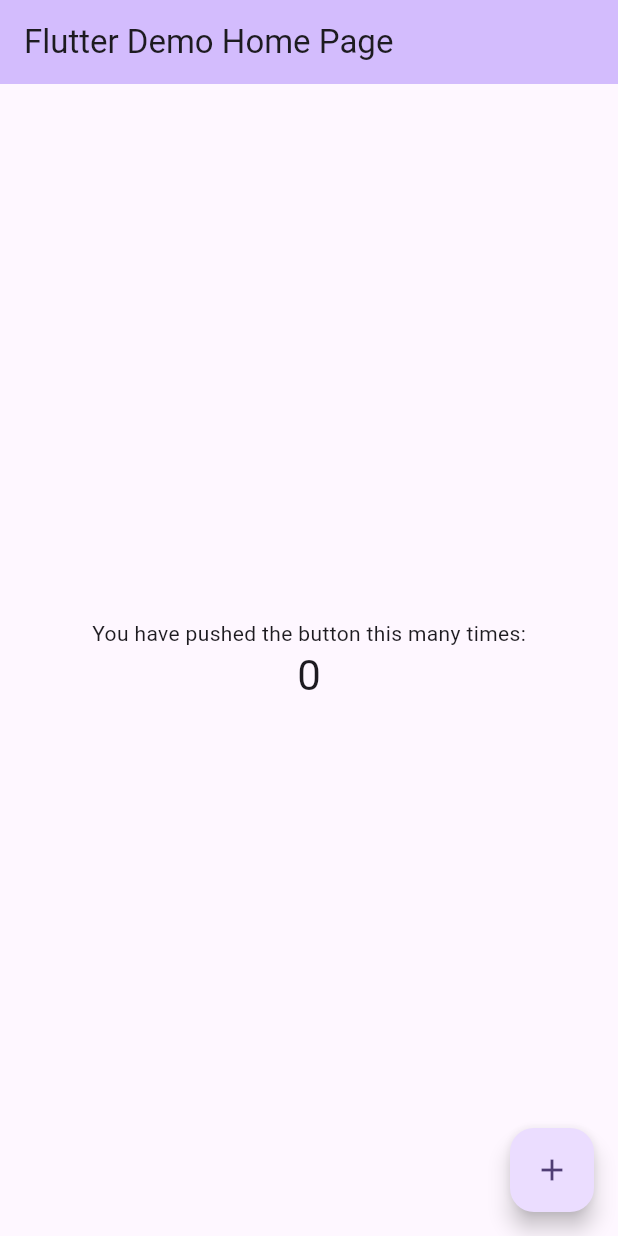
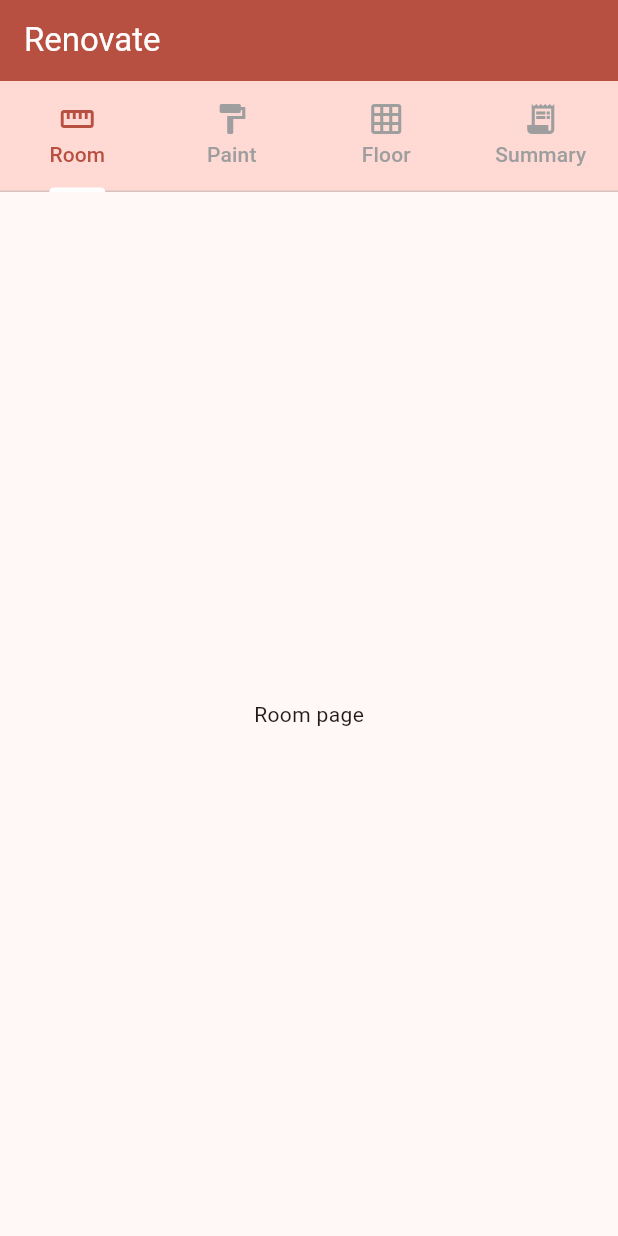
Before and after one commit to janaasaadreslan-art/room_renovation_estimator, a Flutter app: the screen it shows after launch, on a phone screen of 412 x 824 dp. Run offline on Flutter 3.47's test engine with Material 3 defaults, Android fonts, the phone set to English and light mode, and no system bars.

Commit message:
Step 1: app skeleton with 4 tabs

```diff
--- a/lib/main.dart
+++ b/lib/main.dart
@@ -1,122 +1,23 @@
 import 'package:flutter/material.dart';
-
+import 'screens/home_page.dart';
 void main() {
-  runApp(const MyApp());
+  runApp(const RenovateApp());
 }
 
-class MyApp extends StatelessWidget {
-  const MyApp({super.key});
+class RenovateApp extends StatelessWidget {
+  const RenovateApp({super.key});
 
   // This widget is the root of your application.
   @override
   Widget build(BuildContext context) {
     return MaterialApp(
-      title: 'Flutter Demo',
+      title: 'Renovate',
+      debugShowCheckedModeBanner: false,//remove red DEBUG banner
       theme: ThemeData(
-        // This is the theme of your application.
-        //
-        // TRY THIS: Try running your application with "flutter run". You'll see
-        // the application has a purple toolbar. Then, without quitting the app,
-        // try changing the seedColor in the colorScheme below to Colors.green
-        // and then invoke "hot reload" (save your changes or press the "hot
-        // reload" button in a Flutter-supported IDE, or press "r" if you used
-        // the command line to start the app).
-        //
-        // Notice that the counter didn't reset back to zero; the application
-        // state is not lost during the reload. To reset the state, use hot
-        // restart instead.
-        //
-        // This works for code too, not just values: Most code changes can be
-        // tested with just a hot reload.
-        colorScheme: .fromSeed(seedColor: Colors.deepPurple),
+
+        colorScheme: ColorScheme.fromSeed(seedColor: const Color(0xFFB85042)),//box color
       ),
-      home: const MyHomePage(title: 'Flutter Demo Home Page'),
+      home: const HomePage(),
     );
   }
 }
-
-class MyHomePage extends StatefulWidget {
-  const MyHomePage({super.key, required this.title});
-
-  // This widget is the home page of your application. It is stateful, meaning
-  // that it has a State object (defined below) that contains fields that affect
-  // how it looks.
-
-  // This class is the configuration for the state. It holds the values (in this
-  // case the title) provided by the parent (in this case the App widget) and
-  // used by the build method of the State. Fields in a Widget subclass are
-  // always marked "final".
-
-  final String title;
-
-  @override
-  State<MyHomePage> createState() => _MyHomePageState();
-}
-
-class _MyHomePageState extends State<MyHomePage> {
-  int _counter = 0;
-
-  void _incrementCounter() {
-    setState(() {
-      // This call to setState tells the Flutter framework that something has
-      // changed in this State, which causes it to rerun the build method below
-      // so that the display can reflect the updated values. If we changed
-      // _counter without calling setState(), then the build method would not be
-      // called again, and so nothing would appear to happen.
-      _counter++;
-    });
-  }
-
-  @override
-  Widget build(BuildContext context) {
-    // This method is rerun every time setState is called, for instance as done
-    // by the _incrementCounter method above.
-    //
-    // The Flutter framework has been optimized to make rerunning build methods
-    // fast, so that you can just rebuild anything that needs updating rather
-    // than having to individually change instances of widgets.
-    return Scaffold(
-      appBar: AppBar(
-        // TRY THIS: Try changing the color here to a specific color (to
-        // Colors.amber, perhaps?) and trigger a hot reload to see the AppBar
-        // change color while the other colors stay the same.
-        backgroundColor: Theme.of(context).colorScheme.inversePrimary,
-        // Here we take the value from the MyHomePage object that was created by
-        // the App.build method, and use it to set our appbar title.
-        title: Text(widget.title),
-      ),
-      body: Center(
-        // Center is a layout widget. It takes a single child and positions it
-        // in the middle of the parent.
-        child: Column(
-          // Column is also a layout widget. It takes a list of children and
-          // arranges them vertically. By default, it sizes itself to fit its
-          // children horizontally, and tries to be as tall as its parent.
-          //
-          // Column has various properties to control how it sizes itself and
-          // how it positions its children. Here we use mainAxisAlignment to
-          // center the children vertically; the main axis here is the vertical
-          // axis because Columns are vertical (the cross axis would be
-          // horizontal).
-          //
-          // TRY THIS: Invoke "debug painting" (choose the "Toggle Debug Paint"
-          // action in the IDE, or press "p" in the console), to see the
-          // wireframe for each widget.
-          mainAxisAlignment: .center,
-          children: [
-            const Text('You have pushed the button this many times:'),
-            Text(
-              '$_counter',
-              style: Theme.of(context).textTheme.headlineMedium,
-            ),
-          ],
-        ),
-      ),
-      floatingActionButton: FloatingActionButton(
-        onPressed: _incrementCounter,
-        tooltip: 'Increment',
-        child: const Icon(Icons.add),
-      ),
-    );
-  }
-}
--- /dev/null
+++ b/lib/screens/home_page.dart
@@ -0,0 +1,46 @@
+import 'package:flutter/material.dart';
+
+class HomePage extends StatelessWidget {
+  const HomePage({super.key});
+
+  @override
+  Widget build(BuildContext context) {
+    return DefaultTabController(
+      length: 4,
+      child: Scaffold(
+        appBar: AppBar(
+          title: const Text('Renovate'),
+          foregroundColor: Colors.white,//renovate word color
+          backgroundColor: const Color(0xFFB85042),
+
+          bottom: PreferredSize(
+            preferredSize: const Size.fromHeight(72),
+            child: ColoredBox(
+              color: Theme.of(context).colorScheme.primaryContainer,
+              child: TabBar(
+                labelColor: Color(0xFFB85042),//rust red
+                unselectedLabelColor: Colors.grey,
+                indicatorColor: const Color(0xFFB85042),//rust red
+                tabs: [
+                  const Tab(text: 'Room' ,icon: Icon(Icons.straighten)),
+                  const Tab(text: 'Paint',icon: Icon(Icons.format_paint)),
+                  const Tab(text: 'Floor', icon: Icon(Icons.grid_on)),
+                  const Tab(text: 'Summary', icon: Icon(Icons.receipt_long)),
+                ],
+              ),
+            ),
+          ),
+        ),
+
+        body: TabBarView(
+          children: [
+            const Center(child: Text('Room page')),
+            const Center(child: Text('Paint page')),
+            const Center(child: Text('Floor page')),
+            const Center(child: Text('Summary page')),
+          ],
+        ),
+      ),
+    );
+  }
+}
```
